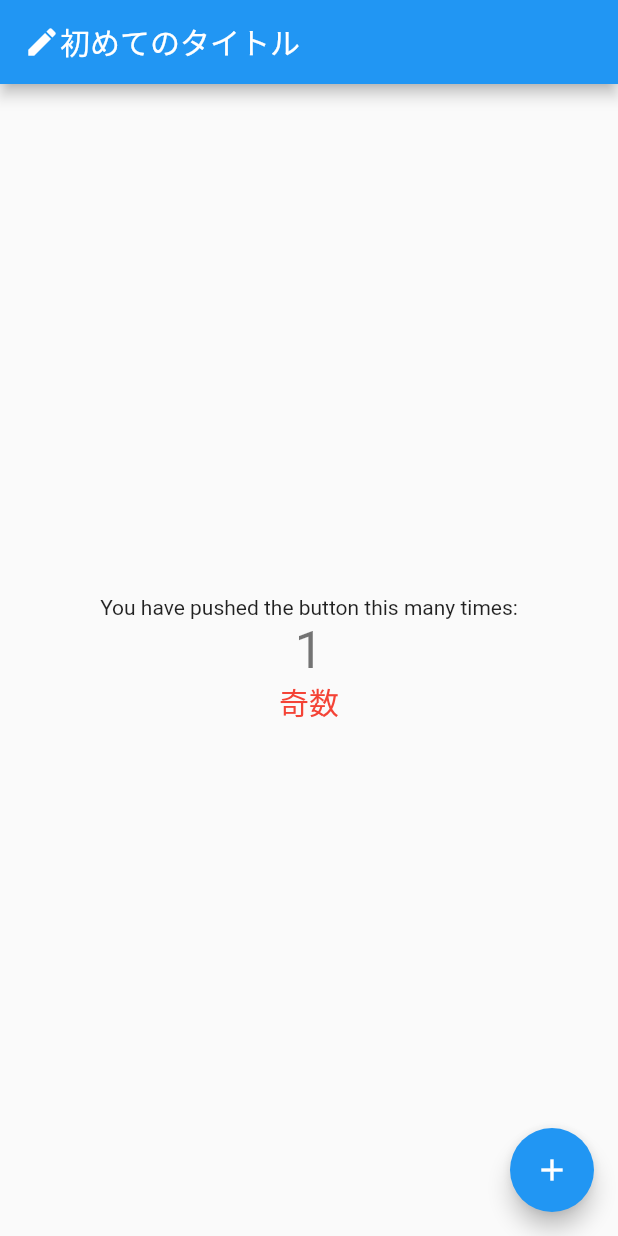
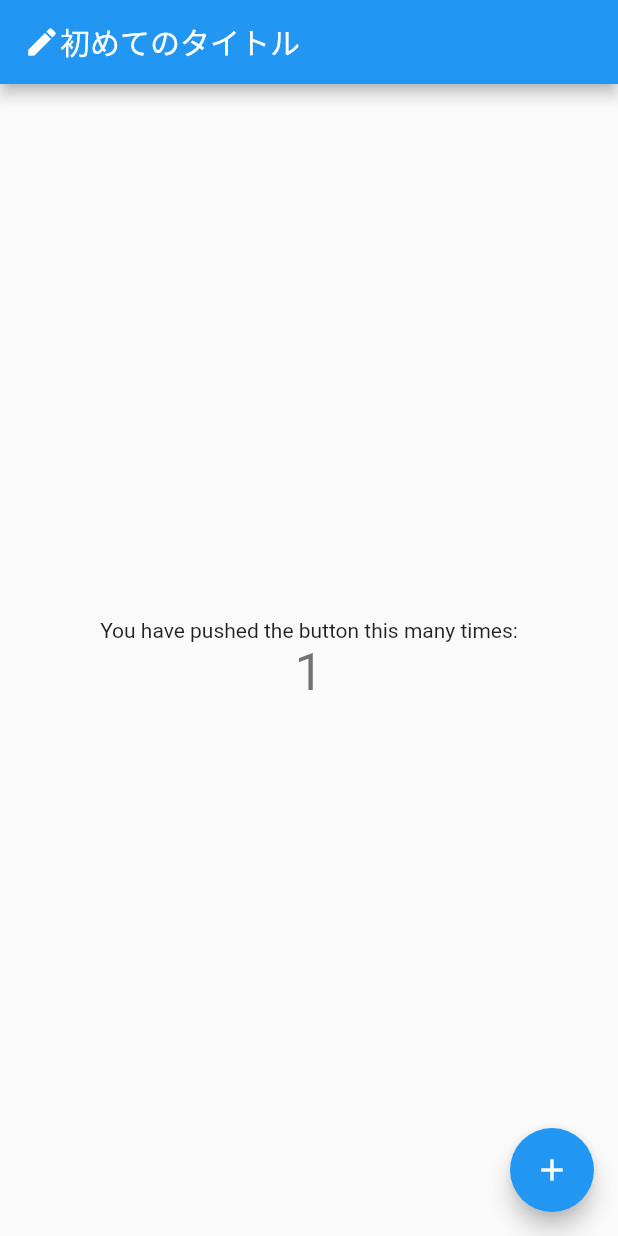
Before and after one commit to yamashun/flutter_application_1, a Flutter app: the screen it shows after launch, after a tap on the "add" icon, on a phone screen of 412 x 824 dp. Run offline on Flutter 3.47's test engine with Material 2 defaults, Android fonts, the phone set to English and light mode, and no system bars.

Commit message:
widgetの表示/非表示切り替え

```diff
--- a/lib/main.dart
+++ b/lib/main.dart
@@ -49,8 +49,6 @@ class MyHomePage extends StatefulWidget {
 
 class _MyHomePageState extends State<MyHomePage> {
   int _counter = 0;
-  String _type = "偶数";
-
   void _incrementCounter() {
     setState(() {
       // This call to setState tells the Flutter framework that something has
@@ -59,11 +57,6 @@ class _MyHomePageState extends State<MyHomePage> {
       // _counter without calling setState(), then the build method would not be
       // called again, and so nothing would appear to happen.
       _counter++;
-      if (_counter % 2 == 0) {
-        _type = "偶数";
-      } else {
-        _type = "奇数";
-      }
     });
   }
 
@@ -93,7 +86,8 @@ class _MyHomePageState extends State<MyHomePage> {
              '$_counter',
              style: Theme.of(context).textTheme.headline4,
            ),
-           Text('$_type', style: TextStyle(fontSize: 20, color: Colors.red))
+           if (_counter % 2 == 0)
+             Text('偶数です', style: TextStyle(fontSize: 20, color: Colors.red))
          ],
        ),
      ),
```
